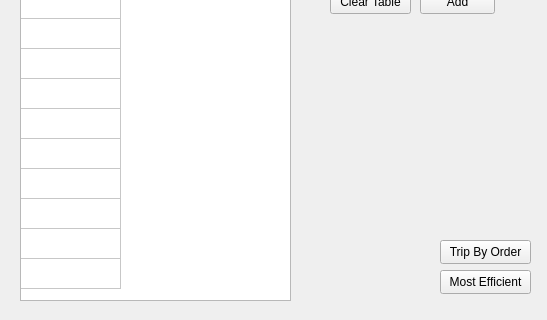
belalzahran/CS_Project2_TheApplicants, file CollegeTouring/customtrip.ui: the form before one commit; both pictures show x 0 to 547 and y 150 to 470 of the 547 by 470 pixel window.
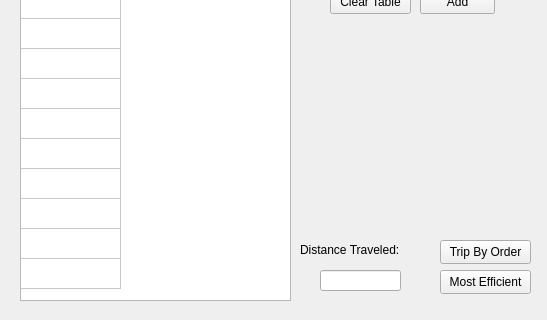
The form after the commit.

Commit message: added functionality to customtrip planner buttons, popup for DFS/MST buttons

Diff of the .ui file:
```diff
--- a/CollegeTouring/customtrip.ui
+++ b/CollegeTouring/customtrip.ui
@@ -200,6 +200,32 @@
     </rect>
    </property>
   </widget>
+  <widget class="QLabel" name="label_3">
+   <property name="geometry">
+    <rect>
+     <x>300</x>
+     <y>390</y>
+     <width>131</width>
+     <height>20</height>
+    </rect>
+   </property>
+   <property name="text">
+    <string>Distance Traveled:</string>
+   </property>
+  </widget>
+  <widget class="QLineEdit" name="distanceDisplaylineEdit">
+   <property name="geometry">
+    <rect>
+     <x>320</x>
+     <y>420</y>
+     <width>81</width>
+     <height>21</height>
+    </rect>
+   </property>
+   <property name="readOnly">
+    <bool>true</bool>
+   </property>
+  </widget>
  </widget>
  <resources/>
  <connections/>
```
Left out of the diff: 4 changed lines with no effect on the pictures. The commit also changes 4 other files.
